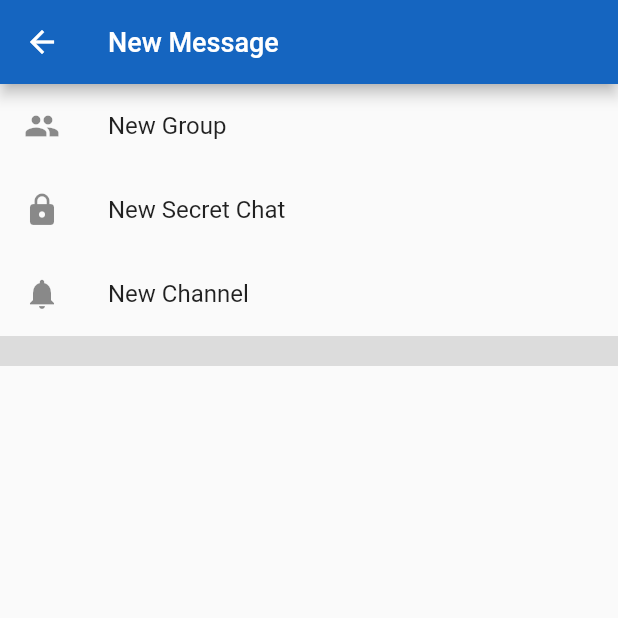
After one commit to KimMontenegro/TelegramClone, a Flutter app: the AddMessage screen opened directly, on a phone screen of 412 x 824 dp, the top half of it. The commit adds this screen. Run offline on Flutter 3.47's test engine with Material 2 defaults, Android fonts, the phone set to English and light mode, and no system bars.

Commit message:
Added onpressed in messae

```diff
--- /dev/null
+++ b/lib/addmessage.dart
@@ -0,0 +1,43 @@
+import 'package:flutter/material.dart';
+
+class AddMessage extends StatefulWidget {
+  @override
+  _AddMessageState createState() => _AddMessageState();
+}
+
+class _AddMessageState extends State<AddMessage> {
+  @override
+  Widget build(BuildContext context) {
+    return Scaffold(
+      appBar: AppBar(
+        title:Text('New Message',
+              style: TextStyle(color: Colors.white, fontSize: 18.0),
+            ),
+      ),
+      body: Column(
+        children: [
+          ListTile(
+            leading: Icon(Icons.group),
+            title: Text('New Group'),
+            onTap: () {},
+          ),
+          ListTile(
+            leading: Icon(Icons.lock),
+            title: Text('New Secret Chat'),
+            onTap: () {},
+          ),
+          ListTile(
+            leading: Icon(Icons.notifications),
+            title: Text('New Channel'),
+            onTap: () {},
+          ),
+          Divider(
+            height: 20,
+            thickness: 20,
+          ),
+
+        ],
+      ),
+    );
+  }
+}
--- a/lib/homescreen.dart
+++ b/lib/homescreen.dart
@@ -1,5 +1,6 @@
+import 'package:TelegramClone/addmessage.dart';
 import 'package:flutter/material.dart';
-//import 'messages.dart';
+import 'addmessage.dart';
 import 'drawer.dart';
 
 class HomeScreen extends StatefulWidget {
@@ -90,7 +91,10 @@ class _HomeScreenState extends State<HomeScreen> {
             color: Colors.white,
           ),
           backgroundColor: Colors.blue[600],
-          onPressed: () {}),
+          onPressed: () {
+            Navigator.of(context)
+                  .push(MaterialPageRoute(builder: (context) => AddMessage()));
+          }),
     );
   }
 }
```
